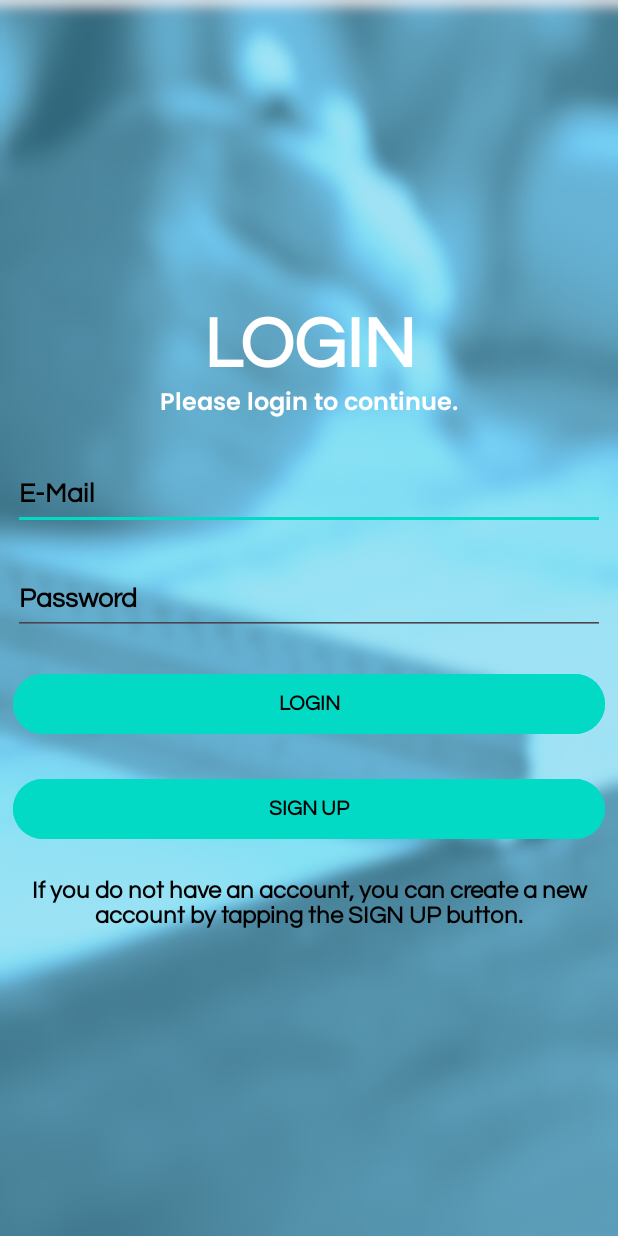
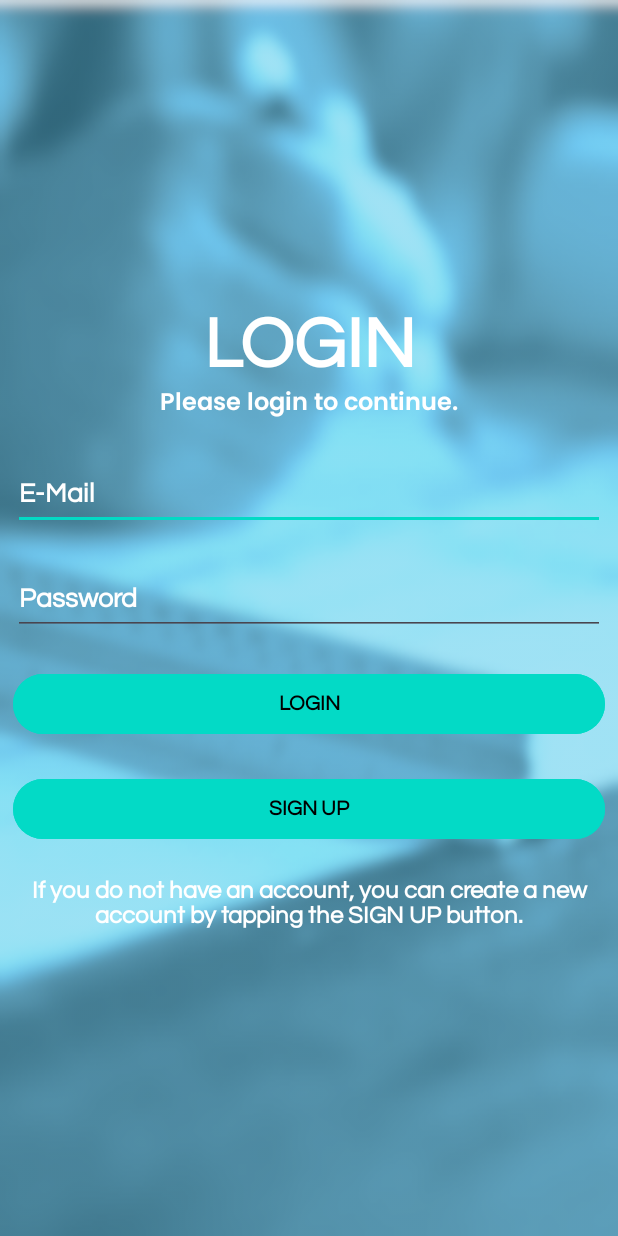
Before and after one commit to emirhanngurel/AndroidMobileAppForStructuralEngineeringDesign, an Android app: the SignOn screen opened directly, with no data from a screen before it, on a phone screen of 412 x 824 dp. Run offline under Robolectric (Android 15) with nearby library versions, the phone set to English and light mode, and no system bars; our stand-ins replace Firebase (no records; nobody signed in at launch, a user with empty details on screens opened directly).

Commit message:
login ui fix

```diff
--- a/app/src/main/res/layout/activity_sign_on.xml
+++ b/app/src/main/res/layout/activity_sign_on.xml
@@ -43,7 +43,7 @@
         android:hint="E-Mail"
         android:inputType="textEmailAddress"
         android:textColor="@color/white"
-        android:textColorHint="@color/black"
+        android:textColorHint="@color/white"
         android:textStyle="bold" />
 
     <EditText
@@ -56,7 +56,8 @@
         android:fontFamily="@font/questrial"
         android:hint="Password"
         android:inputType="textPassword"
-        android:textColorHint="@color/black"
+        android:textColor="#FFEB3B"
+        android:textColorHint="@color/white"
         android:textStyle="bold" />
 
     <Button
@@ -102,7 +103,7 @@
         android:fontFamily="@font/questrial"
         android:text="If you do not have an account, you can create a new account by tapping the SIGN UP button."
         android:textAlignment="center"
-        android:textColor="@color/black"
+        android:textColor="@color/white"
         android:textSize="16sp"
         android:textStyle="bold" />
 
```
